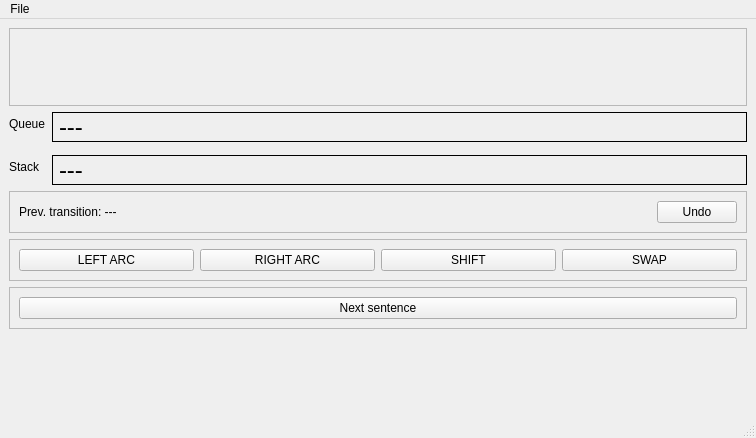
Qt form psim/gui/ui_main_window.ui (fginter/parser-sim) before a commit.
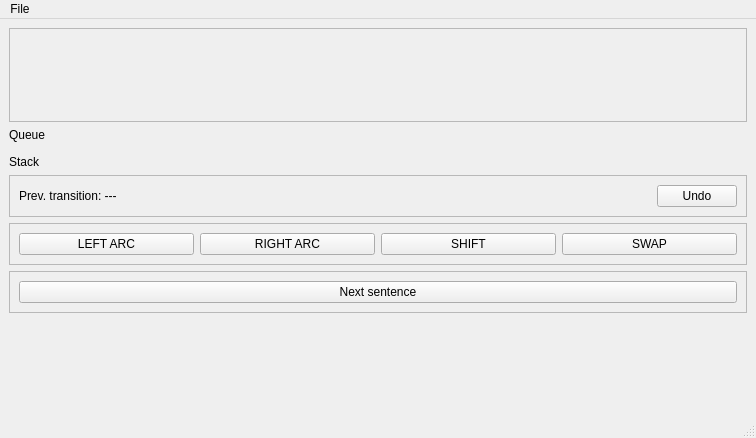
The same form after that commit.

Commit message: Tooltips with morpho

Diff of the .ui file:
```diff
--- a/psim/gui/ui_main_window.ui
+++ b/psim/gui/ui_main_window.ui
@@ -42,6 +42,9 @@
     </item>
     <item>
      <layout class="QFormLayout" name="formLayout">
+      <property name="fieldGrowthPolicy">
+       <enum>QFormLayout::ExpandingFieldsGrow</enum>
+      </property>
       <property name="verticalSpacing">
        <number>13</number>
       </property>
@@ -53,17 +56,12 @@
        </widget>
       </item>
       <item row="0" column="1">
-       <widget class="QLabel" name="queue">
-        <property name="font">
-         <font>
-          <pointsize>18</pointsize>
-         </font>
-        </property>
+       <widget class="QFrame" name="queueframe">
         <property name="frameShape">
-         <enum>QFrame::Box</enum>
+         <enum>QFrame::StyledPanel</enum>
         </property>
-        <property name="text">
-         <string>---</string>
+        <property name="frameShadow">
+         <enum>QFrame::Raised</enum>
         </property>
        </widget>
       </item>
@@ -75,17 +73,12 @@
        </widget>
       </item>
       <item row="1" column="1">
-       <widget class="QLabel" name="stack">
-        <property name="font">
-         <font>
-          <pointsize>18</pointsize>
-         </font>
-        </property>
+       <widget class="QFrame" name="stackframe">
         <property name="frameShape">
-         <enum>QFrame::Box</enum>
+         <enum>QFrame::StyledPanel</enum>
         </property>
-        <property name="text">
-         <string>---</string>
+        <property name="frameShadow">
+         <enum>QFrame::Raised</enum>
         </property>
        </widget>
       </item>
```
The commit also changes 2 other files.
